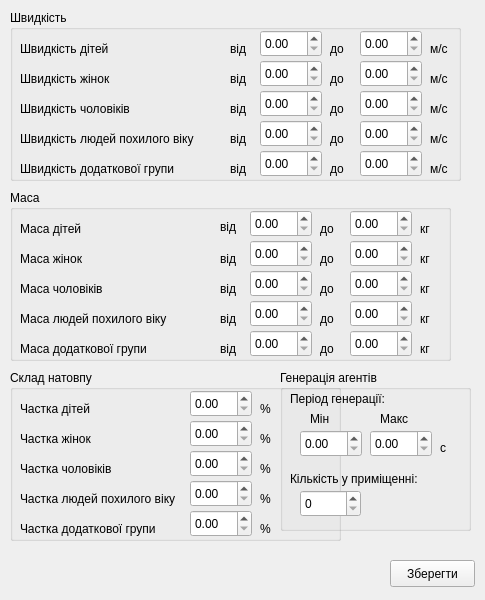
Above: src/crowdparameters.ui from mevv/crowd before the change. Below: the same form after it.
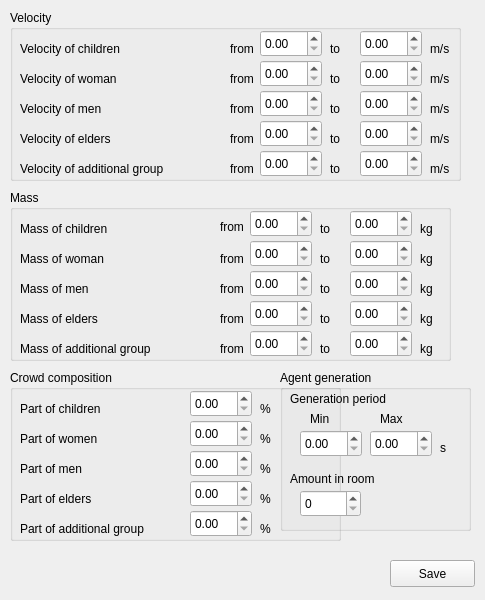
That is the form after the change.

Commit message: translate ui to eng, ready for other localizations

```diff
--- a/src/crowdparameters.ui
+++ b/src/crowdparameters.ui
@@ -38,19 +38,19 @@
     </rect>
    </property>
    <property name="title">
-    <string>Швидкість</string>
+    <string>Velocity</string>
    </property>
    <widget class="QLabel" name="label">
     <property name="geometry">
      <rect>
       <x>10</x>
       <y>30</y>
-      <width>101</width>
+      <width>111</width>
       <height>17</height>
      </rect>
     </property>
     <property name="text">
-     <string>Швидкість дітей</string>
+     <string>Velocity of children</string>
     </property>
    </widget>
    <widget class="QDoubleSpinBox" name="child_max_speed">
@@ -73,7 +73,7 @@
      </rect>
     </property>
     <property name="text">
-     <string>м/с</string>
+     <string>m/s</string>
     </property>
    </widget>
    <widget class="QLabel" name="label_2">
@@ -81,12 +81,12 @@
      <rect>
       <x>10</x>
       <y>60</y>
-      <width>101</width>
+      <width>111</width>
       <height>17</height>
      </rect>
     </property>
     <property name="text">
-     <string>Швидкість жінок</string>
+     <string>Velocity of woman</string>
     </property>
    </widget>
    <widget class="QLabel" name="label_3">
@@ -99,7 +99,7 @@
      </rect>
     </property>
     <property name="text">
-     <string>Швидкість чоловіків</string>
+     <string>Velocity of men</string>
     </property>
    </widget>
    <widget class="QLabel" name="label_4">
@@ -112,7 +112,7 @@
      </rect>
     </property>
     <property name="text">
-     <string>Швидкість людей похилого віку</string>
+     <string>Velocity of elders</string>
     </property>
    </widget>
    <widget class="QDoubleSpinBox" name="women_max_speed">
@@ -155,7 +155,7 @@
      </rect>
     </property>
     <property name="text">
-     <string>м/с</string>
+     <string>m/s</string>
     </property>
    </widget>
    <widget class="QLabel" name="label_7">
@@ -168,7 +168,7 @@
      </rect>
     </property>
     <property name="text">
-     <string>м/с</string>
+     <string>m/s</string>
     </property>
    </widget>
    <widget class="QLabel" name="label_8">
@@ -181,7 +181,7 @@
      </rect>
     </property>
     <property name="text">
-     <string>м/с</string>
+     <string>m/s</string>
     </property>
    </widget>
    <widget class="QLabel" name="label_9">
@@ -189,12 +189,12 @@
      <rect>
       <x>220</x>
       <y>30</y>
-      <width>21</width>
+      <width>31</width>
       <height>17</height>
      </rect>
     </property>
     <property name="text">
-     <string>від</string>
+     <string>from</string>
     </property>
    </widget>
    <widget class="QLabel" name="label_10">
@@ -202,12 +202,12 @@
      <rect>
       <x>220</x>
       <y>60</y>
-      <width>21</width>
+      <width>31</width>
       <height>17</height>
      </rect>
     </property>
     <property name="text">
-     <string>від</string>
+     <string>from</string>
     </property>
    </widget>
    <widget class="QLabel" name="label_11">
@@ -215,12 +215,12 @@
      <rect>
       <x>220</x>
       <y>90</y>
-      <width>21</width>
+      <width>31</width>
       <height>17</height>
      </rect>
     </property>
     <property name="text">
-     <string>від</string>
+     <string>from</string>
     </property>
    </widget>
    <widget class="QLabel" name="label_12">
@@ -228,12 +228,12 @@
      <rect>
       <x>220</x>
       <y>120</y>
-      <width>21</width>
+      <width>31</width>
       <height>17</height>
      </rect>
     </property>
     <property name="text">
-     <string>від</string>
+     <string>from</string>
     </property>
    </widget>
    <widget class="QDoubleSpinBox" name="child_min_speed">
@@ -286,7 +286,7 @@
      </rect>
     </property>
     <property name="text">
-     <string>до</string>
+     <string>to</string>
     </property>
    </widget>
    <widget class="QLabel" name="label_14">
@@ -299,7 +299,7 @@
      </rect>
     </property>
     <property name="text">
-     <string>до</string>
+     <string>to</string>
     </property>
    </widget>
    <widget class="QLabel" name="label_15">
@@ -312,7 +312,7 @@
      </rect>
     </property>
     <property name="text">
-     <string>до</string>
+     <string>to</string>
     </property>
    </widget>
    <widget class="QLabel" name="label_16">
@@ -325,7 +325,7 @@
      </rect>
     </property>
     <property name="text">
-     <string>до</string>
+     <string>to</string>
     </property>
    </widget>
    <widget class="QLabel" name="label_17">
@@ -338,7 +338,7 @@
      </rect>
     </property>
     <property name="text">
-     <string>Швидкість додаткової групи</string>
+     <string>Velocity of additional group</string>
     </property>
    </widget>
    <widget class="QLabel" name="label_18">
@@ -346,12 +346,12 @@
      <rect>
       <x>220</x>
       <y>150</y>
-      <width>21</width>
+      <width>31</width>
       <height>17</height>
      </rect>
     </property>
     <property name="text">
-     <string>від</string>
+     <string>from</string>
     </property>
    </widget>
    <widget class="QDoubleSpinBox" name="other_max_speed">
@@ -384,7 +384,7 @@
      </rect>
     </property>
     <property name="text">
-     <string>м/с</string>
+     <string>m/s</string>
     </property>
    </widget>
    <widget class="QLabel" name="label_20">
@@ -397,7 +397,7 @@
      </rect>
     </property>
     <property name="text">
-     <string>до</string>
+     <string>to</string>
     </property>
    </widget>
   </widget>
@@ -411,7 +411,7 @@
     </rect>
    </property>
    <property name="title">
-    <string>Маса</string>
+    <string>Mass</string>
    </property>
    <widget class="QLabel" name="label_21">
     <property name="geometry">
@@ -423,7 +423,7 @@
      </rect>
     </property>
     <property name="text">
-     <string>Маса дітей</string>
+     <string>Mass of children</string>
     </property>
    </widget>
    <widget class="QLabel" name="label_22">
@@ -436,7 +436,7 @@
      </rect>
     </property>
     <property name="text">
-     <string>Маса людей похилого віку</string>
+     <string>Mass of elders</string>
     </property>
    </widget>
    <widget class="QLabel" name="label_23">
@@ -449,7 +449,7 @@
      </rect>
     </property>
     <property name="text">
-     <string>Маса додаткової групи</string>
+     <string>Mass of additional group</string>
     </property>
    </widget>
    <widget class="QLabel" name="label_24">
@@ -462,7 +462,7 @@
      </rect>
     </property>
     <property name="text">
-     <string>Маса чоловіків</string>
+     <string>Mass of men</string>
     </property>
    </widget>
    <widget class="QLabel" name="label_25">
@@ -475,7 +475,7 @@
      </rect>
     </property>
     <property name="text">
-     <string>Маса жінок</string>
+     <string>Mass of woman</string>
     </property>
    </widget>
    <widget class="QLabel" name="label_26">
@@ -483,12 +483,12 @@
      <rect>
       <x>210</x>
       <y>150</y>
-      <width>21</width>
+      <width>31</width>
       <height>17</height>
      </rect>
     </property>
     <property name="text">
-     <string>від</string>
+     <string>from</string>
     </property>
    </widget>
    <widget class="QDoubleSpinBox" name="child_min_mass">
@@ -511,7 +511,7 @@
      </rect>
     </property>
     <property name="text">
-     <string>до</string>
+     <string>to</string>
     </property>
    </widget>
    <widget class="QLabel" name="label_28">
@@ -524,7 +524,7 @@
      </rect>
     </property>
     <property name="text">
-     <string>до</string>
+     <string>to</string>
     </property>
    </widget>
    <widget class="QDoubleSpinBox" name="women_min_mass">
@@ -542,12 +542,12 @@
      <rect>
       <x>210</x>
       <y>27</y>
-      <width>21</width>
+      <width>31</width>
       <height>20</height>
      </rect>
     </property>
     <property name="text">
-     <string>від</string>
+     <string>from</string>
     </property>
    </widget>
    <widget class="QDoubleSpinBox" name="women_max_mass">
@@ -605,12 +605,12 @@
      <rect>
       <x>210</x>
       <y>90</y>
-      <width>21</width>
+      <width>31</width>
       <height>17</height>
      </rect>
     </property>
     <property name="text">
-     <string>від</string>
+     <string>from</string>
     </property>
    </widget>
    <widget class="QLabel" name="label_31">
@@ -623,7 +623,7 @@
      </rect>
     </property>
     <property name="text">
-     <string>до</string>
+     <string>to</string>
     </property>
    </widget>
    <widget class="QLabel" name="label_32">
@@ -636,7 +636,7 @@
      </rect>
     </property>
     <property name="text">
-     <string>до</string>
+     <string>to</string>
     </property>
    </widget>
    <widget class="QDoubleSpinBox" name="other_max_mass">
@@ -664,12 +664,12 @@
      <rect>
       <x>210</x>
       <y>60</y>
-      <width>21</width>
+      <width>31</width>
       <height>17</height>
      </rect>
     </property>
     <property name="text">
-     <string>від</string>
+     <string>from</string>
     </property>
    </widget>
    <widget class="QDoubleSpinBox" name="men_max_mass">
@@ -692,7 +692,7 @@
      </rect>
     </property>
     <property name="text">
-     <string>до</string>
+     <string>to</string>
     </property>
    </widget>
    <widget class="QLabel" name="label_35">
@@ -700,12 +700,12 @@
      <rect>
       <x>210</x>
       <y>120</y>
-      <width>21</width>
+      <width>31</width>
       <height>17</height>
      </rect>
     </property>
     <property name="text">
-     <string>від</string>
+     <string>from</string>
     </property>
    </widget>
    <widget class="QLabel" name="label_36">
@@ -718,7 +718,7 @@
      </rect>
     </property>
     <property name="text">
-     <string>кг</string>
+     <string>kg</string>
     </property>
    </widget>
    <widget class="QLabel" name="label_37">
@@ -731,7 +731,7 @@
      </rect>
     </property>
     <property name="text">
-     <string>кг</string>
+     <string>kg</string>
     </property>
    </widget>
    <widget class="QLabel" name="label_38">
@@ -744,7 +744,7 @@
      </rect>
     </property>
     <property name="text">
-     <string>кг</string>
+     <string>kg</string>
     </property>
    </widget>
    <widget class="QLabel" name="label_39">
@@ -757,7 +757,7 @@
      </rect>
     </property>
     <property name="text">
-     <string>кг</string>
+     <string>kg</string>
     </property>
    </widget>
    <widget class="QLabel" name="label_40">
@@ -770,7 +770,7 @@
      </rect>
     </property>
     <property name="text">
-     <string>кг</string>
+     <string>kg</string>
     </property>
    </widget>
   </widget>
@@ -784,7 +784,7 @@
     </rect>
    </property>
    <property name="title">
-    <string>Склад натовпу</string>
+    <string>Crowd composition</string>
    </property>
    <widget class="QLabel" name="label_41">
     <property name="geometry">
@@ -796,7 +796,7 @@
      </rect>
     </property>
     <property name="text">
-     <string>Частка додаткової групи</string>
+     <string>Part of additional group</string>
     </property>
    </widget>
    <widget class="QLabel" name="label_42">
@@ -809,7 +809,7 @@
      </rect>
     </property>
     <property name="text">
-     <string>Частка дітей</string>
+     <string>Part of children</string>
     </property>
    </widget>
    <widget class="QLabel" name="label_43">
@@ -822,7 +822,7 @@
      </rect>
     </property>
     <property name="text">
-     <string>Частка жінок</string>
+     <string>Part of women</string>
     </property>
    </widget>
    <widget class="QLabel" name="label_44">
@@ -835,7 +835,7 @@
      </rect>
     </property>
     <property name="text">
-     <string>Частка чоловіків</string>
+     <string>Part of men</string>
     </property>
    </widget>
    <widget class="QLabel" name="label_45">
@@ -848,7 +848,7 @@
      </rect>
     </property>
     <property name="text">
-     <string>Частка людей похилого віку</string>
+     <string>Part of elders</string>
     </property>
    </widget>
    <widget class="QDoubleSpinBox" name="men_part">
@@ -977,7 +977,7 @@
     </rect>
    </property>
    <property name="text">
-    <string>Зберегти</string>
+    <string>Save</string>
    </property>
   </widget>
   <widget class="QGroupBox" name="generateGroupBox">
@@ -990,7 +990,7 @@
     </rect>
    </property>
    <property name="title">
-    <string>Генерація агентів</string>
+    <string>Agent generation</string>
    </property>
    <widget class="QLabel" name="label_71">
     <property name="geometry">
@@ -1002,7 +1002,7 @@
      </rect>
     </property>
     <property name="text">
-     <string>Період генерації:</string>
+     <string>Generation period</string>
     </property>
    </widget>
    <widget class="QDoubleSpinBox" name="minEntryPeriodDoubleSpinBox">
@@ -1041,7 +1041,7 @@
      </rect>
     </property>
     <property name="text">
-     <string>Макс</string>
+     <string>Max</string>
     </property>
    </widget>
    <widget class="QLabel" name="label_73">
@@ -1054,7 +1054,7 @@
      </rect>
     </property>
     <property name="text">
-     <string>Мін</string>
+     <string>Min</string>
     </property>
    </widget>
    <widget class="QLabel" name="label_74">
@@ -1067,7 +1067,7 @@
      </rect>
     </property>
     <property name="text">
-     <string>Кількість у приміщенні:</string>
+     <string>Amount in room</string>
     </property>
    </widget>
    <widget class="QSpinBox" name="agentNumSpinBox">
@@ -1093,7 +1093,7 @@
      </rect>
     </property>
     <property name="text">
-     <string>с</string>
+     <string>s</string>
     </property>
    </widget>
   </widget>
```
The commit also changes 3 other files.
